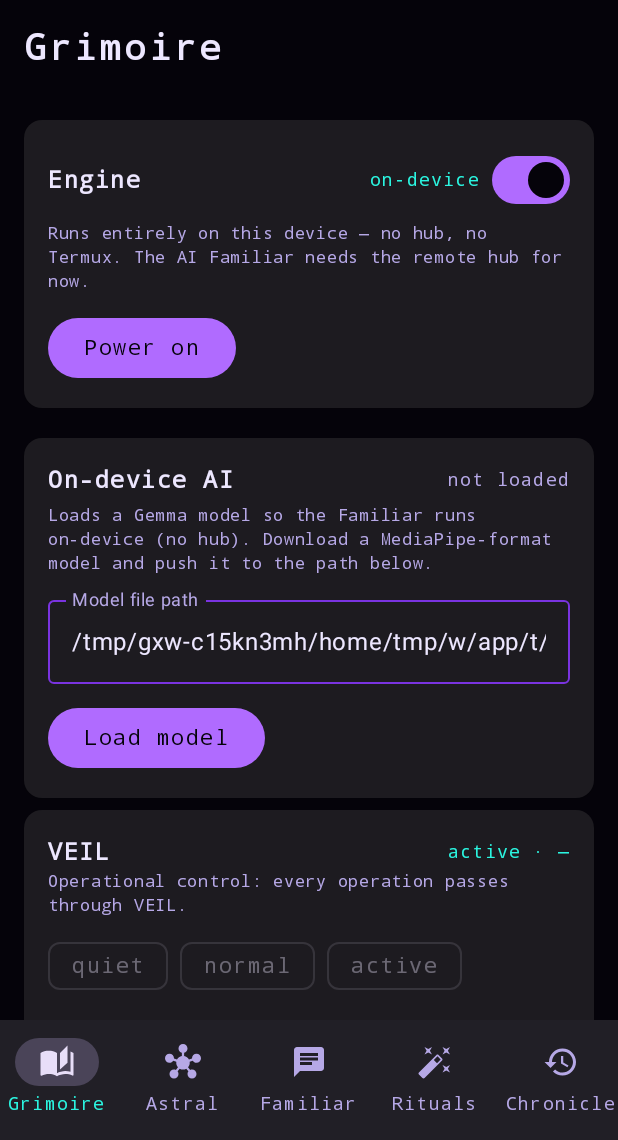
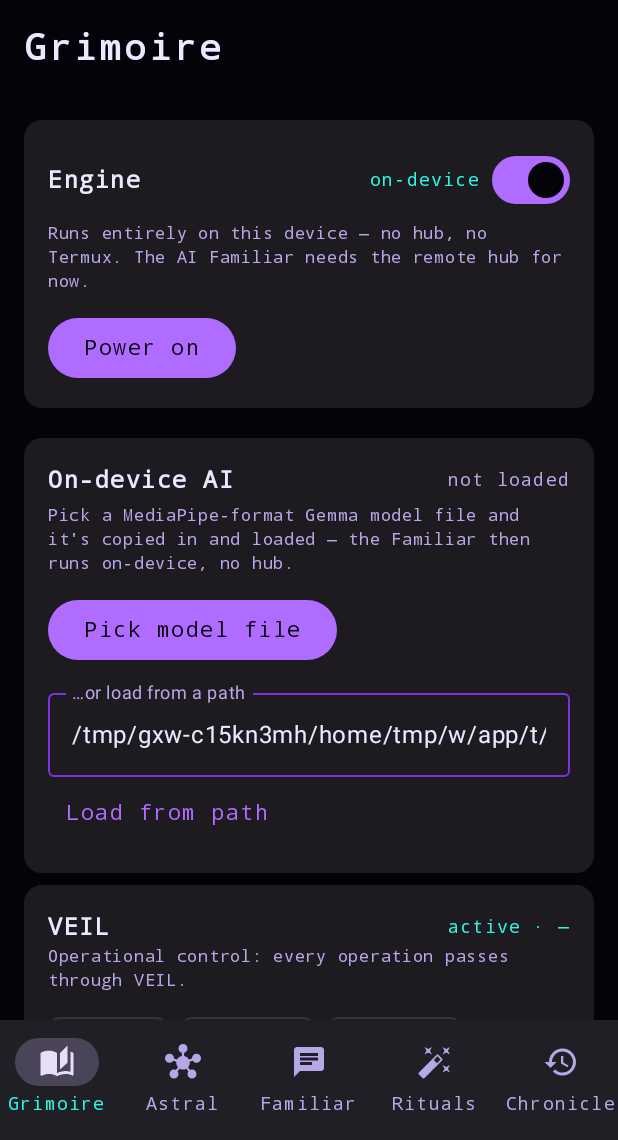
Before and after one commit to antoniosousapedro99-png/Spellbook, an Android app built with Jetpack Compose: the screen it shows after launch (MainActivity), on a phone screen of 412 x 824 dp, the part 96-1236 px from its top. Run offline under Robolectric (Android 15) with nearby library versions, the phone set to English and light mode, and no system bars; pictures from the network do not load.

Commit message:
In-app model picker (SAF) — no more adb push
Add a Storage Access Framework file picker to the On-device AI card. Since
MediaPipe LLM Inference needs a filesystem path (not a content URI), the app
copies the picked model into internal storage with a live progress bar, then
loads it. The explicit "load from a path" option remains for adb-pushed files.

Build green; 14 unit tests pass. dist/cyberdeck.apk refreshed.

Co-Authored-By: Claude Opus 4.8 <noreply@anthropic.com>
Claude-Session: https://claude.ai/code/session_01PPwGzmkaYwfWF51QXQ9PrN

```diff
--- a/android-client/app/src/main/java/com/cybernomicon/grimoire/ui/screens/Screens.kt
+++ b/android-client/app/src/main/java/com/cybernomicon/grimoire/ui/screens/Screens.kt
@@ -1,5 +1,7 @@
 package com.cybernomicon.grimoire.ui.screens
 
+import androidx.activity.compose.rememberLauncherForActivityResult
+import androidx.activity.result.contract.ActivityResultContracts
 import androidx.compose.foundation.Canvas
 import androidx.compose.foundation.gestures.detectTapGestures
 import androidx.compose.foundation.layout.*
@@ -714,6 +716,10 @@ private fun buildParams(
 
 @Composable
 private fun OnDeviceModelCard(vm: AppViewModel, state: UiState) {
+    val picker = rememberLauncherForActivityResult(
+        ActivityResultContracts.OpenDocument()) { uri ->
+        if (uri != null) vm.importModelFromUri(uri)
+    }
     ElevatedCard(Modifier.fillMaxWidth().padding(horizontal = 16.dp, vertical = 4.dp)) {
         Column(Modifier.padding(16.dp)) {
             Row(verticalAlignment = Alignment.CenterVertically) {
@@ -722,6 +728,7 @@ private fun OnDeviceModelCard(vm: AppViewModel, state: UiState) {
                 Text(
                     when {
                         state.modelLoaded -> "🜂 loaded"
+                        state.importProgress in 0..100 -> "importing ${state.importProgress}%"
                         state.modelLoading -> "loading…"
                         else -> "not loaded"
                     },
@@ -729,28 +736,40 @@ private fun OnDeviceModelCard(vm: AppViewModel, state: UiState) {
                     color = if (state.modelLoaded) MaterialTheme.colorScheme.secondary
                             else MaterialTheme.colorScheme.onSurfaceVariant)
             }
-            Text("Loads a Gemma model so the Familiar runs on-device (no hub). " +
-                "Download a MediaPipe-format model and push it to the path below.",
+            Text("Pick a MediaPipe-format Gemma model file and it's copied in and " +
+                "loaded — the Familiar then runs on-device, no hub.",
                 style = MaterialTheme.typography.labelSmall,
                 color = MaterialTheme.colorScheme.onSurfaceVariant,
                 modifier = Modifier.padding(top = 4.dp))
-            OutlinedTextField(
-                value = state.modelPath, onValueChange = vm::setModelPath,
-                label = { Text("Model file path") }, singleLine = true,
-                modifier = Modifier.fillMaxWidth().padding(top = 8.dp))
+
+            if (state.importProgress in 0..100) {
+                LinearProgressIndicator(progress = { state.importProgress / 100f },
+                    modifier = Modifier.fillMaxWidth().padding(top = 8.dp))
+            }
             state.modelError?.let {
                 Text("⚠ $it", color = MaterialTheme.colorScheme.error,
                     style = MaterialTheme.typography.labelSmall,
                     modifier = Modifier.padding(top = 4.dp))
             }
+
             Row(Modifier.padding(top = 12.dp),
                 horizontalArrangement = Arrangement.spacedBy(8.dp),
                 verticalAlignment = Alignment.CenterVertically) {
-                Button(onClick = vm::loadOnDeviceModel,
-                    enabled = !state.modelLoading && state.modelPath.isNotBlank()) {
-                    Text(if (state.modelLoaded) "Reload model" else "Load model")
+                Button(onClick = { picker.launch(arrayOf("*/*")) },
+                    enabled = !state.modelLoading) {
+                    Text(if (state.modelLoaded) "Pick another" else "Pick model file")
                 }
                 if (state.modelLoading) CircularProgressIndicator(Modifier.size(22.dp))
+            }
+
+            // Advanced: load from an explicit path (e.g. an adb-pushed file).
+            OutlinedTextField(
+                value = state.modelPath, onValueChange = vm::setModelPath,
+                label = { Text("…or load from a path") }, singleLine = true,
+                modifier = Modifier.fillMaxWidth().padding(top = 10.dp))
+            TextButton(onClick = vm::loadOnDeviceModel,
+                enabled = !state.modelLoading && state.modelPath.isNotBlank()) {
+                Text("Load from path")
             }
         }
     }
```
Also changed, not shown: android-client/app/src/main/java/com/cybernomicon/grimoire/ui/AppViewModel.kt (+49 -0 lines), 2 other files.
